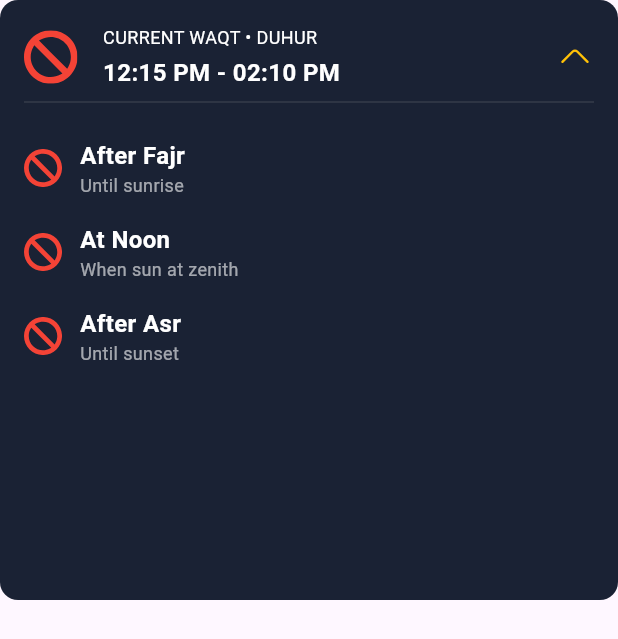
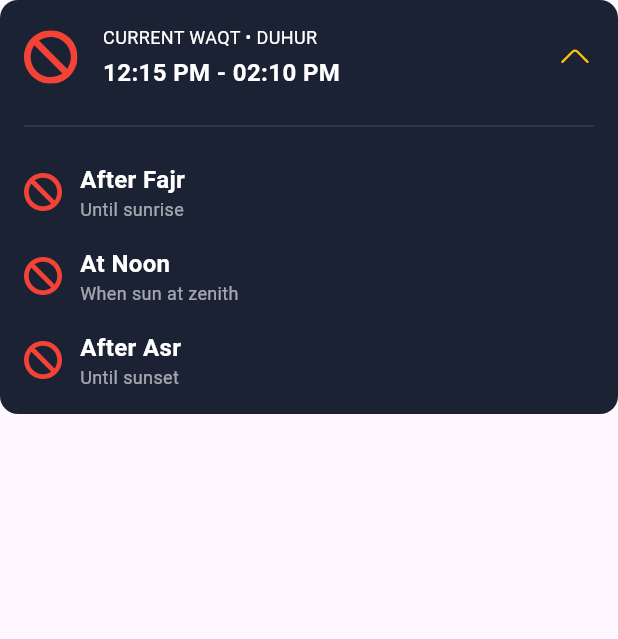
Before and after one commit to Ird-Irfan/salat_waqt, a Flutter app: the ForbiddenTime widget shown alone on an empty page, opened directly, after a tap on "CURRENT WAQT • DUHUR", on a phone screen of 412 x 824 dp. Shown: the top 639 px of the screen. Run offline on Flutter 3.47's test engine with Material 3 defaults, Android fonts, the phone set to English and light mode, and no system bars; our stand-ins replace equatable, flutter_svg, fpdart, get, responsive_sizer.

Commit message:
Enhance Forbidden Times section with advanced animations and dynamic layout

```diff
--- a/lib/presentation/home/ui/forbidden_time/forbidden_time.dart
+++ b/lib/presentation/home/ui/forbidden_time/forbidden_time.dart
@@ -15,15 +15,19 @@ class _ForbiddenTimeState extends State<ForbiddenTime>
   bool isExpanded = false;
   late AnimationController _animationController;
   late Animation<double> _heightAnimation;
+  late Animation<double> _fadeAnimation;
 
   @override
   void initState() {
     super.initState();
     _animationController = AnimationController(
-      duration: const Duration(milliseconds: 300),
+      duration: const Duration(milliseconds: 500),
       vsync: this,
     );
-    _heightAnimation = Tween<double>(begin: 236, end: 400).animate(
+    _heightAnimation = Tween<double>(begin: 90, end: 300).animate(
+      CurvedAnimation(parent: _animationController, curve: Curves.easeInOut),
+    );
+    _fadeAnimation = Tween<double>(begin: 0.0, end: 1.0).animate(
       CurvedAnimation(parent: _animationController, curve: Curves.easeInOut),
     );
   }
@@ -37,16 +41,16 @@ class _ForbiddenTimeState extends State<ForbiddenTime>
   @override
   Widget build(BuildContext context) {
     return AnimatedBuilder(
-      animation: _heightAnimation,
+      animation: _animationController,
       builder: (context, child) {
         return Container(
-          height: _heightAnimation.value,
           padding: const EdgeInsets.all(16),
           decoration: BoxDecoration(
             color: const Color(0xFF1A2234),
             borderRadius: BorderRadius.circular(12),
           ),
           child: Column(
+            mainAxisSize: MainAxisSize.min,
             children: [
               InkWell(
                 onTap: () {
@@ -102,7 +106,16 @@ class _ForbiddenTimeState extends State<ForbiddenTime>
                 ),
               ),
 
-              if (isExpanded) ColumnItems(),
+              ClipRect(
+                child: SizeTransition(
+                  sizeFactor: _animationController,
+                  axis: Axis.vertical,
+                  child: FadeTransition(
+                    opacity: _fadeAnimation,
+                    child: const ColumnItems(),
+                  ),
+                ),
+              ),
             ],
           ),
         );
@@ -116,15 +129,61 @@ class ColumnItems extends StatelessWidget {
 
   @override
   Widget build(BuildContext context) {
-    return Expanded(
+    return Padding(
+      padding: const EdgeInsets.only(top: 16.0),
       child: Column(
+        mainAxisSize: MainAxisSize.min,
         children: [
           Divider(color: Colors.grey.withOpacity(0.2)),
           const SizedBox(height: 16),
-          Row(
+          _buildForbiddenTimeItem(
+            context,
+            AppConstant.icForbidden,
+            'After Fajr',
+            'Until sunrise',
+            0,
+          ),
+          const SizedBox(height: 16),
+          _buildForbiddenTimeItem(
+            context,
+            AppConstant.icForbidden,
+            'At Noon',
+            'When sun at zenith',
+            1,
+          ),
+          const SizedBox(height: 16),
+          _buildForbiddenTimeItem(
+            context,
+            AppConstant.icForbidden,
+            'After Asr',
+            'Until sunset',
+            2,
+          ),
+        ],
+      ),
+    );
+  }
+
+  Widget _buildForbiddenTimeItem(
+    BuildContext context,
+    String svgPath,
+    String title,
+    String subtitle,
+    int index,
+  ) {
+    return TweenAnimationBuilder<double>(
+      tween: Tween(begin: 0.0, end: 1.0),
+      duration: Duration(milliseconds: 300 + (index * 100)),
+      curve: Curves.easeOut,
+      builder: (context, value, child) {
+        return Transform.translate(
+          offset: Offset((1.0 - value) * 20, 0),
+          child: Opacity(
+            opacity: value,
+            child: Row(
               children: [
                 SvgIcon(
-                svgPath: AppConstant.icForbidden,
+                  svgPath: svgPath,
                   color: Colors.red,
                   height: 24,
                   width: 24,
@@ -132,83 +191,29 @@ class ColumnItems extends StatelessWidget {
                 const SizedBox(width: 12),
                 Column(
                   crossAxisAlignment: CrossAxisAlignment.start,
-                children: const [
+                  children: [
                     Text(
-                    'After Fajr',
-                    style: TextStyle(
+                      title,
+                      style: const TextStyle(
                         fontSize: 16,
                         fontWeight: FontWeight.bold,
                         color: Colors.white,
                       ),
                     ),
                     Text(
-                    'Until sunrise',
-                    style: TextStyle(fontSize: 12, color: Colors.white60),
+                      subtitle,
+                      style: const TextStyle(
+                        fontSize: 12,
+                        color: Colors.white60,
+                      ),
                     ),
                   ],
                 ),
               ],
             ),
-          const SizedBox(height: 16),
-          Row(
-            children: [
-              SvgIcon(
-                svgPath: AppConstant.icForbidden,
-                color: Colors.red,
-                height: 24,
-                width: 24,
           ),
-              const SizedBox(width: 12),
-              Column(
-                crossAxisAlignment: CrossAxisAlignment.start,
-                children: const [
-                  Text(
-                    'At Noon',
-                    style: TextStyle(
-                      fontSize: 16,
-                      fontWeight: FontWeight.bold,
-                      color: Colors.white,
-                    ),
-                  ),
-                  Text(
-                    'When sun at zenith',
-                    style: TextStyle(fontSize: 12, color: Colors.white60),
-                  ),
-                ],
-              ),
-            ],
-          ),
-          const SizedBox(height: 16),
-          Row(
-            children: [
-              SvgIcon(
-                svgPath: AppConstant.icForbidden,
-                color: Colors.red,
-                height: 24,
-                width: 24,
-              ),
-              const SizedBox(width: 12),
-              Column(
-                crossAxisAlignment: CrossAxisAlignment.start,
-                children: const [
-                  Text(
-                    'After Asr',
-                    style: TextStyle(
-                      fontSize: 16,
-                      fontWeight: FontWeight.bold,
-                      color: Colors.white,
-                    ),
-                  ),
-                  Text(
-                    'Until sunset',
-                    style: TextStyle(fontSize: 12, color: Colors.white60),
-                  ),
-                ],
-              ),
-            ],
-          ),
-        ],
-      ),
+        );
+      },
     );
   }
 }
```
Lines whose indentation alone changed are shown as unchanged.
